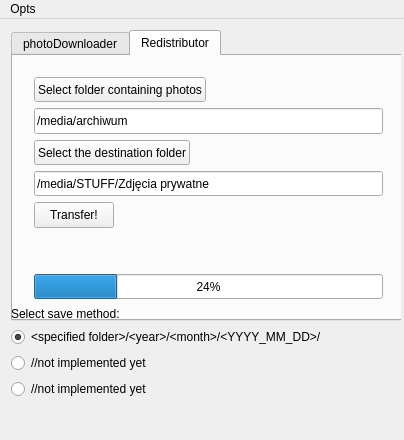
sierdzio/spdr, file ui/pdmainwindow.ui: the form before one commit.
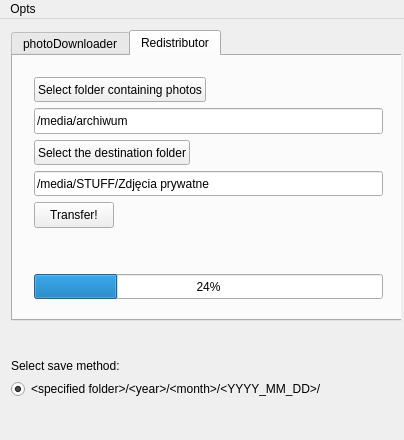
The form after the commit. Icons and pictures are not drawn.

```diff
--- a/ui/pdmainwindow.ui
+++ b/ui/pdmainwindow.ui
@@ -427,32 +427,6 @@
          </property>
         </widget>
        </item>
-       <item>
-        <widget class="QRadioButton" name="radioButton_2">
-         <property name="sizePolicy">
-          <sizepolicy hsizetype="Expanding" vsizetype="Expanding">
-           <horstretch>0</horstretch>
-           <verstretch>0</verstretch>
-          </sizepolicy>
-         </property>
-         <property name="text">
-          <string>//not implemented yet</string>
-         </property>
-        </widget>
-       </item>
-       <item>
-        <widget class="QRadioButton" name="radioButton_3">
-         <property name="sizePolicy">
-          <sizepolicy hsizetype="Expanding" vsizetype="Expanding">
-           <horstretch>0</horstretch>
-           <verstretch>0</verstretch>
-          </sizepolicy>
-         </property>
-         <property name="text">
-          <string>//not implemented yet</string>
-         </property>
-        </widget>
-       </item>
       </layout>
      </item>
     </layout>
```
Left out of the diff: 2 changed lines with no effect on the pictures.
